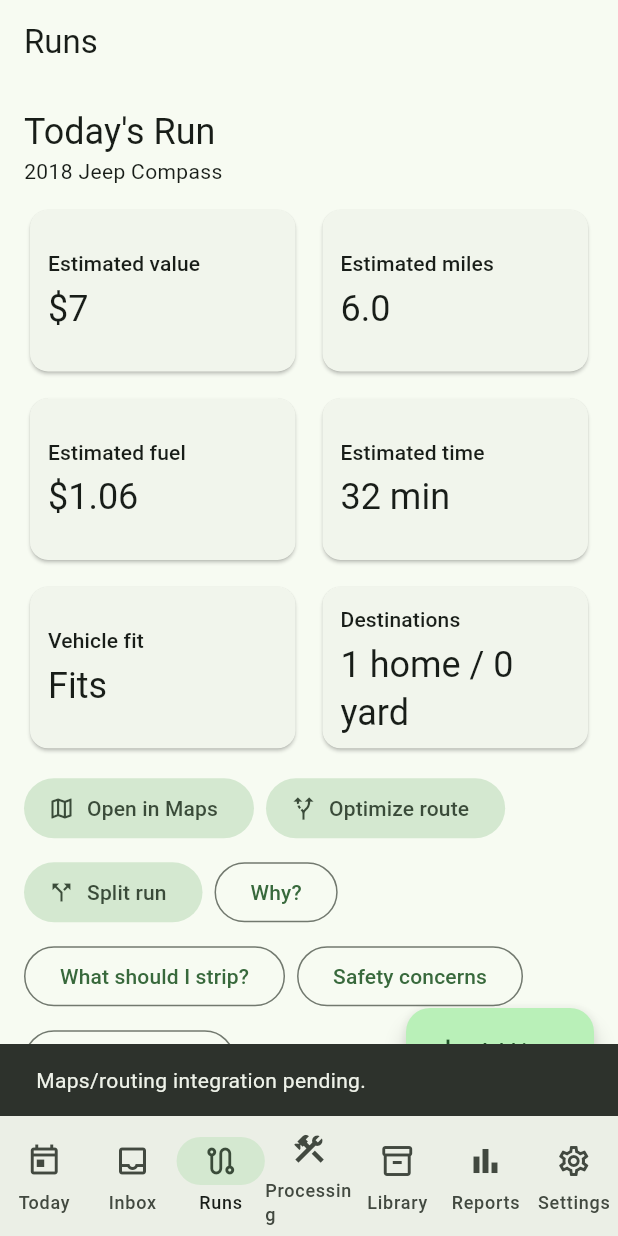
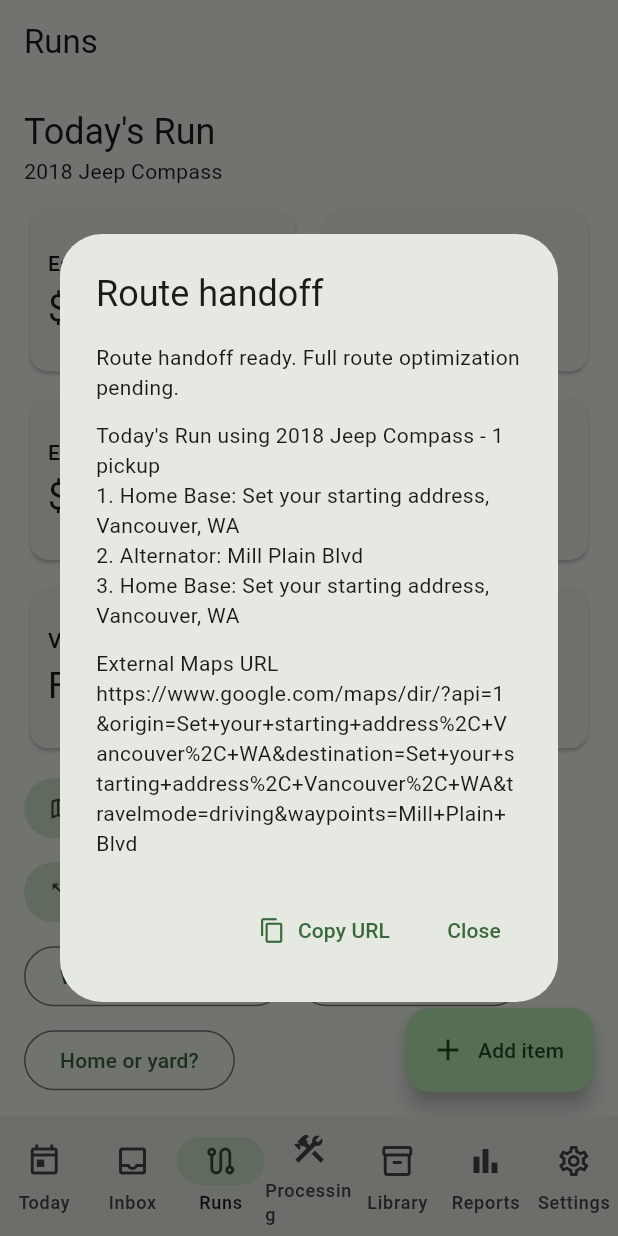
Before and after one commit to IAmTheTom/Scrap-Helper, a Flutter app: the screen it shows after launch, item 3 of the bottom bar chosen, after a tap on "Open in Maps", on a phone screen of 412 x 824 dp. Run offline on Flutter 3.47's test engine with Material 3 defaults, Android fonts, the phone set to English and light mode, and no system bars; our stand-ins replace drift, image_picker; accounts and stored records are empty; generated files the repository leaves out were written again.

Commit message:
Add basic route handoff

```diff
--- a/lib/features/runs/runs_screen.dart
+++ b/lib/features/runs/runs_screen.dart
@@ -38,12 +38,12 @@ class RunsScreen extends StatelessWidget {
           runSpacing: 8,
           children: [
             FilledButton.tonalIcon(
-              onPressed: () => const RouteService().pending(context),
+              onPressed: () => const RouteService().showHandoff(context, model),
               icon: const Icon(Icons.map_outlined),
               label: const Text('Open in Maps'),
             ),
             FilledButton.tonalIcon(
-              onPressed: () => const RouteService().pending(context),
+              onPressed: () => pending(context, 'Route optimization pending.'),
               icon: const Icon(Icons.alt_route),
               label: const Text('Optimize route'),
             ),
--- a/lib/main.dart
+++ b/lib/main.dart
@@ -2,6 +2,7 @@ import 'dart:async';
 import 'dart:io';
 
 import 'package:flutter/material.dart';
+import 'package:flutter/services.dart';
 import 'package:image_picker/image_picker.dart';
 import 'package:path/path.dart' as path_util;
 import 'package:path_provider/path_provider.dart';
@@ -20,6 +21,7 @@ part 'models/search_rule.dart';
 part 'models/search_source.dart';
 part 'models/notification_settings.dart';
 part 'models/home_base_settings.dart';
+part 'models/route_plan.dart';
 part 'models/object_template.dart';
 part 'models/scrap_item.dart';
 part 'models/run_plan.dart';
--- /dev/null
+++ b/lib/models/route_plan.dart
@@ -0,0 +1,35 @@
+part of '../main.dart';
+
+enum RouteStopType { home, pickup, yard }
+
+class RouteStop {
+  const RouteStop({
+    required this.label,
+    required this.address,
+    required this.type,
+    this.itemId,
+    this.notes = '',
+  });
+
+  final String label;
+  final String address;
+  final RouteStopType type;
+  final String? itemId;
+  final String notes;
+}
+
+class RoutePlan {
+  const RoutePlan({
+    required this.stops,
+    required this.mapsUrl,
+    required this.summary,
+    required this.message,
+  });
+
+  final List<RouteStop> stops;
+  final String? mapsUrl;
+  final String summary;
+  final String message;
+
+  bool get canHandOff => mapsUrl != null;
+}
--- a/lib/services/route_service.dart
+++ b/lib/services/route_service.dart
@@ -3,9 +3,184 @@ part of '../main.dart';
 class RouteService {
   const RouteService();
 
-  void pending(BuildContext context) {
-    ScaffoldMessenger.of(context).showSnackBar(
-      const SnackBar(content: Text('Maps/routing integration pending.')),
+  RoutePlan buildActiveRun(ScrapprModel model) => buildPlan(
+    homeBase: model.homeBase,
+    run: model.run,
+    items: model.items,
+    yards: model.yards,
+    vehicle: model.vehicle,
+  );
+
+  RoutePlan buildPlan({
+    required HomeBaseSettings homeBase,
+    required RunPlan run,
+    required List<ScrapItem> items,
+    required List<Yard> yards,
+    Vehicle? vehicle,
+  }) {
+    final homeAddress = _joinedAddress(homeBase.address, homeBase.cityStateZip);
+    final stops = <RouteStop>[
+      RouteStop(
+        label: homeBase.label,
+        address: homeAddress,
+        type: RouteStopType.home,
+        notes: 'Route start',
+      ),
+    ];
+    final runItems = <ScrapItem>[];
+    for (final itemId in run.itemIds) {
+      final matches = items.where((item) => item.id == itemId);
+      if (matches.isNotEmpty) runItems.add(matches.first);
+    }
+    if (runItems.isEmpty) {
+      return RoutePlan(
+        stops: stops,
+        mapsUrl: null,
+        summary: '${run.name}: no pickups.',
+        message:
+            'Add at least one item to the active run before creating a route.',
+      );
+    }
+
+    for (final item in runItems) {
+      final address = item.pickupAddress.trim().isNotEmpty
+          ? item.pickupAddress.trim()
+          : item.locationName.trim();
+      stops.add(
+        RouteStop(
+          label: item.title,
+          address: address,
+          type: RouteStopType.pickup,
+          itemId: item.id,
+          notes: destinationLabel(item.destination),
+        ),
+      );
+    }
+
+    final needsYard = runItems.any(
+      (item) =>
+          item.destination == Destination.yard ||
+          item.destination == Destination.either,
+    );
+    final needsHomeReturn = runItems.any(
+      (item) => item.destination == Destination.home,
+    );
+    final yard = needsYard ? _preferredYard(yards) : null;
+    if (yard != null) {
+      stops.add(
+        RouteStop(
+          label: yard.name,
+          address: _joinedAddress(yard.address, yard.cityStateZip),
+          type: RouteStopType.yard,
+          notes: yard.preferred ? 'Preferred yard' : 'Yard drop',
+        ),
+      );
+    }
+    if (needsHomeReturn || (needsYard && yard == null)) {
+      stops.add(
+        RouteStop(
+          label: homeBase.label,
+          address: homeAddress,
+          type: RouteStopType.home,
+          notes: needsYard && yard == null
+              ? 'Home return; no yard configured'
+              : 'Home return',
+        ),
+      );
+    }
+
+    final mapsUrl = _mapsUrl(stops);
+    final vehicleText = vehicle == null ? '' : ' using ${vehicle.name}';
+    final summaryLines = <String>[
+      '${run.name}$vehicleText - ${runItems.length} pickup${runItems.length == 1 ? '' : 's'}',
+      for (var index = 0; index < stops.length; index++)
+        '${index + 1}. ${stops[index].label}: ${stops[index].address}',
+    ];
+    final message = needsYard && yard == null
+        ? 'No yard is configured. The route returns home after pickups.'
+        : 'Route handoff ready. Full route optimization pending.';
+    return RoutePlan(
+      stops: stops,
+      mapsUrl: mapsUrl,
+      summary: summaryLines.join('\n'),
+      message: message,
     );
   }
+
+  Future<void> showHandoff(BuildContext context, ScrapprModel model) async {
+    final plan = buildActiveRun(model);
+    await showDialog<void>(
+      context: context,
+      builder: (dialogContext) => AlertDialog(
+        title: const Text('Route handoff'),
+        content: SizedBox(
+          width: 600,
+          child: SingleChildScrollView(
+            child: Column(
+              crossAxisAlignment: CrossAxisAlignment.start,
+              children: [
+                Text(plan.message),
+                const SizedBox(height: 12),
+                SelectableText(plan.summary),
+                if (plan.mapsUrl case final url?) ...[
+                  const SizedBox(height: 12),
+                  const Text('External Maps URL'),
+                  SelectableText(url),
+                ],
+              ],
+            ),
+          ),
+        ),
+        actions: [
+          if (plan.mapsUrl case final url?)
+            TextButton.icon(
+              onPressed: () async {
+                await Clipboard.setData(ClipboardData(text: url));
+                if (dialogContext.mounted) {
+                  ScaffoldMessenger.of(dialogContext).showSnackBar(
+                    const SnackBar(content: Text('Maps URL copied.')),
+                  );
+                }
+              },
+              icon: const Icon(Icons.copy),
+              label: const Text('Copy URL'),
+            ),
+          TextButton(
+            onPressed: () => Navigator.pop(dialogContext),
+            child: const Text('Close'),
+          ),
+        ],
+      ),
+    );
+  }
+
+  Yard? _preferredYard(List<Yard> yards) {
+    if (yards.isEmpty) return null;
+    return yards.firstWhere(
+      (yard) => yard.preferred,
+      orElse: () => yards.first,
+    );
+  }
+
+  String _joinedAddress(String address, String cityStateZip) => [
+    address.trim(),
+    cityStateZip.trim(),
+  ].where((part) => part.isNotEmpty).join(', ');
+
+  String _mapsUrl(List<RouteStop> stops) {
+    final origin = Uri.encodeQueryComponent(stops.first.address);
+    final destination = Uri.encodeQueryComponent(stops.last.address);
+    final waypoints = stops
+        .skip(1)
+        .take(stops.length - 2)
+        .map((stop) => stop.address)
+        .join('|');
+    final buffer = StringBuffer(
+      'https://www.google.com/maps/dir/?api=1&origin=$origin&destination=$destination&travelmode=driving',
+    );
+    if (waypoints.isNotEmpty) {
+      buffer.write('&waypoints=${Uri.encodeQueryComponent(waypoints)}');
+    }
+    return buffer.toString();
+  }
 }
```
Also changed, not shown: 1 other file.
